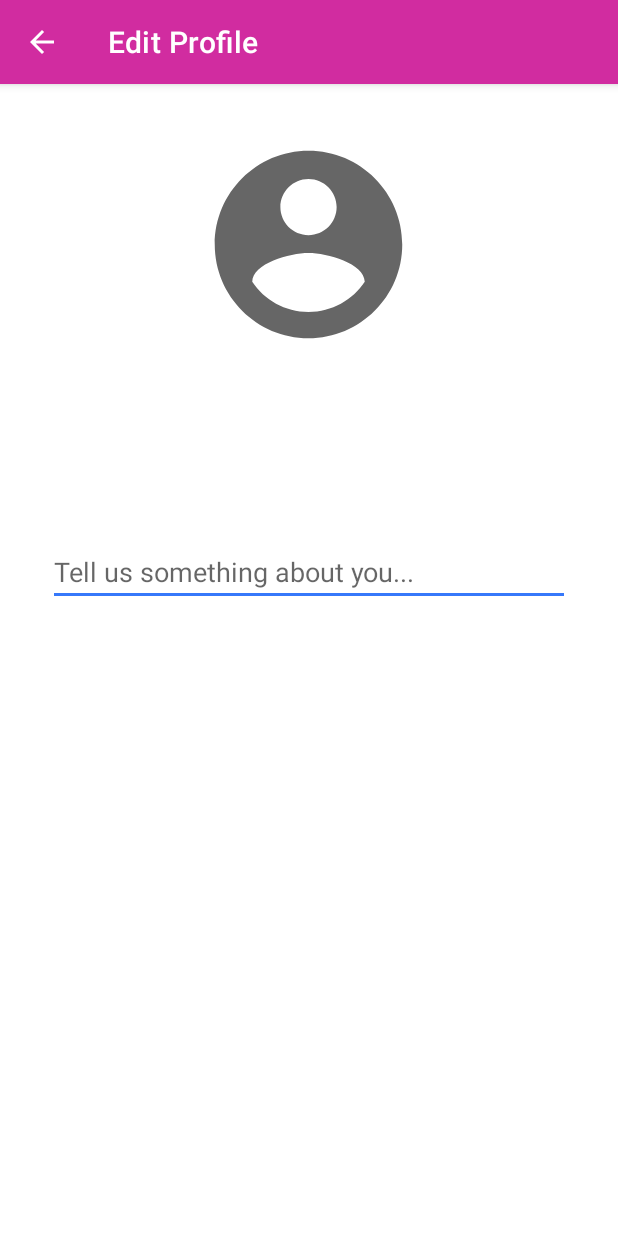
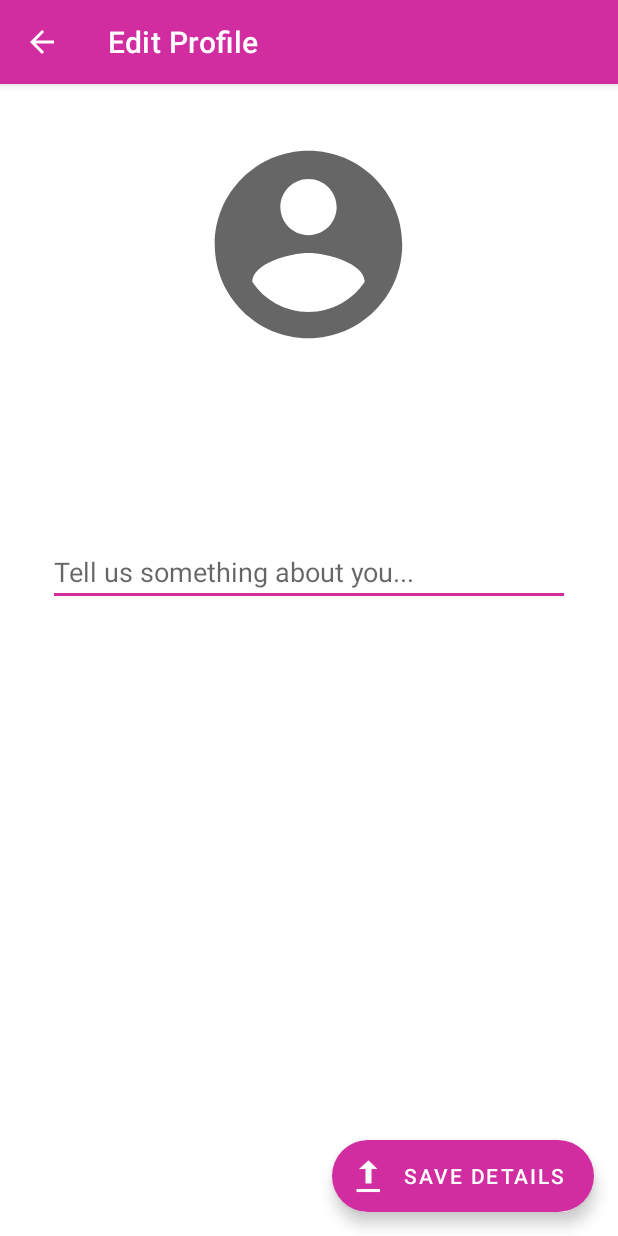
Before and after one commit to rahul-badgujar/Eventure, an Android app: the EditProfileActivity screen opened directly, with no data from a screen before it, on a phone screen of 412 x 824 dp. Run offline under Robolectric (Android 15) with nearby library versions, the phone set to English and light mode, and no system bars; our stand-ins replace CircleImageView, Firebase (no records; nobody signed in at launch, a user with empty details on screens opened directly), Picasso.

Commit message:
added Save Details FAB

```diff
--- a/app/src/main/java/com/teamsar/eventure/activities/activity_editprofile/EditProfileActivity.java
+++ b/app/src/main/java/com/teamsar/eventure/activities/activity_editprofile/EditProfileActivity.java
@@ -4,9 +4,13 @@ import androidx.appcompat.app.AppCompatActivity;
 
 import android.net.Uri;
 import android.os.Bundle;
+import android.view.View;
 import android.widget.EditText;
 import android.widget.TextView;
+import android.widget.Toast;
 
+import com.google.android.material.floatingactionbutton.ExtendedFloatingActionButton;
+import com.google.android.material.floatingactionbutton.FloatingActionButton;
 import com.google.android.material.imageview.ShapeableImageView;
 import com.google.firebase.auth.FirebaseUser;
 import com.squareup.picasso.Picasso;
@@ -24,6 +28,7 @@ public class EditProfileActivity extends AppCompatActivity {
     private TextView emailTv;
     private EditText bioEt;
     private ShapeableImageView profileImgIv;
+    private ExtendedFloatingActionButton saveDetailsFab;
 
     // Authentication Client
     private AuthenticationClient authClient;
@@ -47,6 +52,14 @@ public class EditProfileActivity extends AppCompatActivity {
         bioEt=findViewById(R.id.bio_et);
         // config profile image image view
         profileImgIv=findViewById(R.id.editprofile_profileimg_iv);
+        // config save details floating action button
+        saveDetailsFab=findViewById(R.id.save_details_fab);
+        saveDetailsFab.setOnClickListener(new View.OnClickListener() {
+            @Override
+            public void onClick(View view) {
+                Toast.makeText(getApplicationContext(), "Details will be saved soon...", Toast.LENGTH_SHORT).show();
+            }
+        });
 
         // fill the fields with users details
         if(authClient.isUserSignedIn()) {
--- a/app/src/main/res/layout/activity_edit_profile.xml
+++ b/app/src/main/res/layout/activity_edit_profile.xml
@@ -5,6 +5,19 @@
     android:layout_width="match_parent"
     android:layout_height="match_parent"
     tools:context=".activities.activity_editprofile.EditProfileActivity">
+
+    <com.google.android.material.floatingactionbutton.ExtendedFloatingActionButton
+        android:id="@+id/save_details_fab"
+        android:layout_width="wrap_content"
+        android:layout_height="wrap_content"
+        android:layout_gravity="end|bottom"
+        android:layout_margin="16dp"
+        android:contentDescription="@string/save_details"
+        android:src="@android:drawable/stat_sys_upload"
+        android:text="@string/save_details"
+        app:icon="@android:drawable/stat_sys_upload"
+        app:layout_constraintBottom_toBottomOf="parent"
+        app:layout_constraintEnd_toEndOf="parent" />
 
     <TextView
         android:id="@+id/name_tv"
--- a/app/src/main/res/values/colors.xml
+++ b/app/src/main/res/values/colors.xml
@@ -4,6 +4,6 @@
     <color name="white">#FFFFFFFF</color>
     <color name="primary">#d12ca0</color>
     <color name="primaryVariant">#d12ca0</color>
-    <color name="secondary">#3678fa</color>
-    <color name="secondaryVariant">#3678fa</color>
+    <color name="secondary">#d12ca0</color>
+    <color name="secondaryVariant">#d12ca0</color>
 </resources>
--- a/app/src/main/res/values/strings.xml
+++ b/app/src/main/res/values/strings.xml
@@ -35,4 +35,5 @@
     <string name="no_email_available">No email available</string>
     <string name="bio">Bio</string>
     <string name="tell_us_something_about_you">Tell us something about you...</string>
+    <string name="save_details">Save details</string>
 </resources>
```
